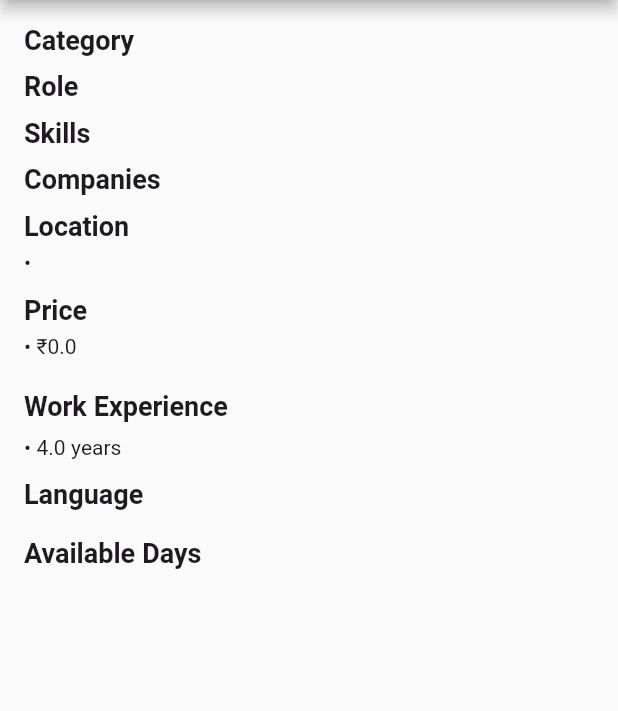
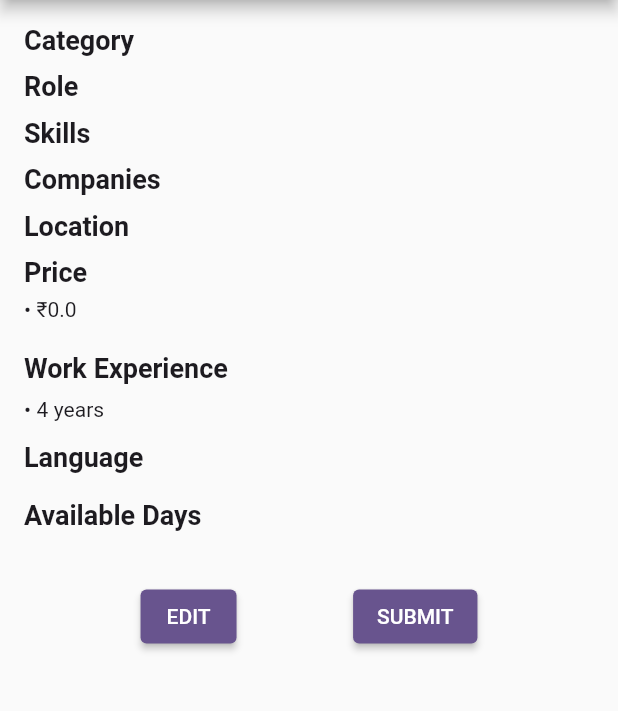
Before and after one commit to awanish321/filter_project, a Flutter app: the screen it shows after launch, after a tap on "Apply Filter", on a phone screen of 412 x 824 dp, the part 84-795 px from its top. Run offline on Flutter 3.47's test engine with Material 3 defaults, Android fonts, the phone set to English and light mode, and no system bars; our stand-ins replace cloud_firestore, firebase_core, google_fonts, shared_preferences; accounts and stored records are empty.

Commit message:
EDIT AND SUBMIT BUTTON FILTERED DATA SCREEN

```diff
--- a/lib/filtered_values.dart
+++ b/lib/filtered_values.dart
@@ -1,5 +1,6 @@
 import 'package:flutter/material.dart';
 
+import 'home_screen.dart';
 
 class FilteredDataScreen extends StatelessWidget {
   final Map<String, dynamic> selectedData;
@@ -7,7 +8,7 @@ class FilteredDataScreen extends StatelessWidget {
   final List<String> selectedRole;
   final List<String> selectedSkills;
   final List<String> selectedCompanies;
-  final String selectedLocation;
+  final List<String> selectedLocation;
   final double selectedPrice;
   final double selectedWorkExperience;
   final List<String> selectedLanguage;
@@ -27,6 +28,9 @@ class FilteredDataScreen extends StatelessWidget {
     required this.selectedAvailableDays,
   });
 
+
+
+
   @override
   Widget build(BuildContext context) {
     return Scaffold(
@@ -37,6 +41,9 @@ class FilteredDataScreen extends StatelessWidget {
         physics: const BouncingScrollPhysics(),
         padding: const EdgeInsets.all(16),
         child: Column(
+          crossAxisAlignment: CrossAxisAlignment.start,
+          children: [
+            Column(
               crossAxisAlignment: CrossAxisAlignment.start,
               children: selectedData.entries.map((entry) {
                 return Column(
@@ -59,14 +66,53 @@ class FilteredDataScreen extends StatelessWidget {
                     else if (entry.key == 'Price')
                       Text('• ₹${entry.value}')
                     else if (entry.key == 'Work Experience')
-                    Text('• ${entry.value} years')
+                        Text('• ${entry.value.toStringAsFixed(0)} years')
                       else
-                    Text('• ${entry.value.toString()}'),
+                        Text('• ${entry.value}'),
                     const SizedBox(height: 10),
                   ],
                 );
               }).toList(),
             ),
+            const SizedBox(height: 20,),
+            Row(
+              mainAxisAlignment: MainAxisAlignment.spaceEvenly,
+              children: [
+
+                ElevatedButton(
+                  onPressed: () {
+                    Navigator.pop(context, {
+                      'selectedCategory': selectedCategory,
+                      'selectedRole': selectedRole,
+                      'selectedSkills': selectedSkills,
+                      'selectedCompanies': selectedCompanies,
+                      'selectedLocation': selectedLocation,
+                      'selectedPrice': selectedPrice,
+                      'selectedWorkExperience': selectedWorkExperience,
+                      'selectedLanguage': selectedLanguage,
+                      'selectedAvailableDays': selectedAvailableDays,
+                    });
+                  },
+                  child: const Text("EDIT"),
+                ),
+
+
+                ElevatedButton(onPressed: (){
+                  Navigator.push(context, MaterialPageRoute(builder: (context) => const CategoryFilterScreen(selectedCategory: [],
+                    selectedRole: [],
+                    selectedSkills: [],
+                    selectedCompanies: [],
+                    selectedLocation: [],
+                    selectedPrice: 0,
+                    selectedWorkExperience: 4,
+                    selectedLanguage: [],
+                    selectedAvailableDays: [],
+                  )));
+                }, child:const Text("SUBMIT"))
+              ],
+            )
+          ],
+        ),
       ),
     );
   }
--- a/lib/home_screen.dart
+++ b/lib/home_screen.dart
@@ -8,7 +8,18 @@ import 'package:flutter/material.dart';
 import 'filtered_values.dart';
 
 class CategoryFilterScreen extends StatefulWidget {
-  const CategoryFilterScreen({super.key});
+  const CategoryFilterScreen({
+    super.key,
+    required List<String> selectedCategory,
+    required List<String> selectedRole,
+    required List<String> selectedSkills,
+    required List<String> selectedCompanies,
+    required List<String> selectedLocation,
+    required double selectedPrice,
+    required double selectedWorkExperience,
+    required List<String> selectedLanguage,
+    required List<String> selectedAvailableDays,
+  });
 
   @override
   State<CategoryFilterScreen> createState() => _CategoryFilterScreenState();
@@ -151,7 +162,8 @@ class _CategoryFilterScreenState extends State<CategoryFilterScreen> {
   List<String> selectedRole = [];
   List<String> selectedSkills = [];
   List<String> selectedCompanies = [];
-  String selectedLocation = '';
+  List<String> selectedLocation = [];
+  // String selectedLocation = '';
   double selectedPrice = 0;
   double selectedWorkExperience = 0;
   List<String> selectedLanguage = [];
@@ -204,7 +216,7 @@ class _CategoryFilterScreenState extends State<CategoryFilterScreen> {
       categoryCollection.docs.map((doc) => doc.get('name')).toList();
       setState(() {
         subcategories['Category'] = category.cast<String>();
-        _showSubcategories('Category'); // Show subcategories for 'Category'
+        _showSubcategories('Category');
       });
     } catch (e) {
       if (kDebugMode) {
@@ -288,33 +300,6 @@ class _CategoryFilterScreenState extends State<CategoryFilterScreen> {
     });
   }
 
-//   void _clearSubcategories() {
-//     setState(() {
-//       _searchController.clear();
-//       if (currentCategory.isNotEmpty) {
-// // Clear only selected subcategories of the current category
-//         selectedSubcategories[currentCategory]!
-//             .updateAll((key, value) => false);
-//       } else {
-// // Clear all subcategory selections
-//         for (var category in categories) {
-//           selectedSubcategories[category]!.updateAll((key, value) => false);
-//         }
-//       }
-//
-// // Set price to zero if current category is "Price"
-//       if (currentCategory == "Price") {
-//         _currentPriceSliderValue = 0;
-//       }
-//
-// // Set work experience to zero if current category is "Work Experience"
-//       if (currentCategory == "Work Experience") {
-//         _currentWorkExperienceRange = 4;
-//       }
-//     });
-//   }
-
-
   void _clearSubcategories() {
     setState(() {
       _searchController.clear();
@@ -390,12 +375,11 @@ class _CategoryFilterScreenState extends State<CategoryFilterScreen> {
         .where((entry) => entry.value)
         .map((entry) => entry.key)
         .toList();
+    selectedLocation = selectedSubcategories['Location']!.entries
+        .where((entry) => entry.value)
+        .map((entry) => entry.key)
+        .toList();
 
-    // Set selected location
-    selectedLocation = filteredSubcategories.firstWhere(
-          (element) => categorySelections[element] == true,
-      orElse: () => '',
-    );
 
     // Set selected price
     selectedPrice = _currentPriceSliderValue;
--- a/lib/main.dart
+++ b/lib/main.dart
@@ -25,7 +25,16 @@ class MyApp extends StatelessWidget {
           colorScheme: ColorScheme.fromSeed(seedColor: Colors.deepPurple),
           useMaterial3: false
       ),
-      home: CategoryFilterScreen(),
+      home: const CategoryFilterScreen(selectedCategory: [],
+        selectedRole: [],
+        selectedSkills: [],
+        selectedCompanies: [],
+        selectedLocation: [],
+        selectedPrice: 0,
+        selectedWorkExperience: 4,
+        selectedLanguage: [],
+        selectedAvailableDays: [],
+      ),
     );
   }
 }
```
Also changed, not shown: lib/work_experience.dart (+0 -84 lines). Lines whose indentation alone changed are shown as unchanged.
